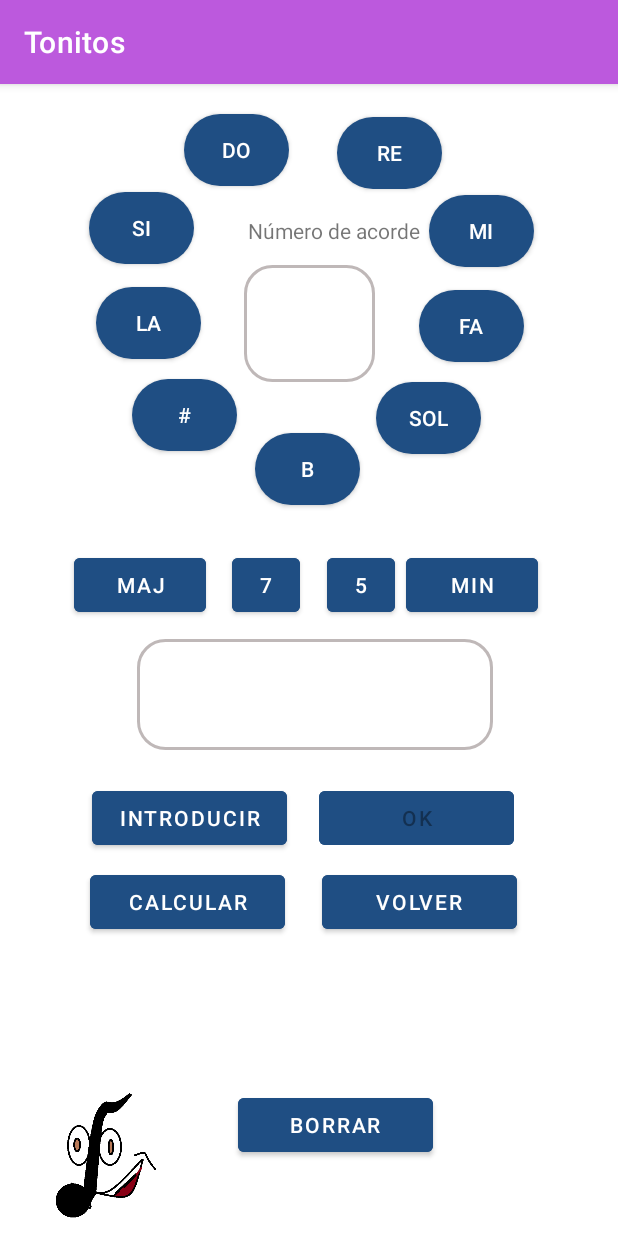
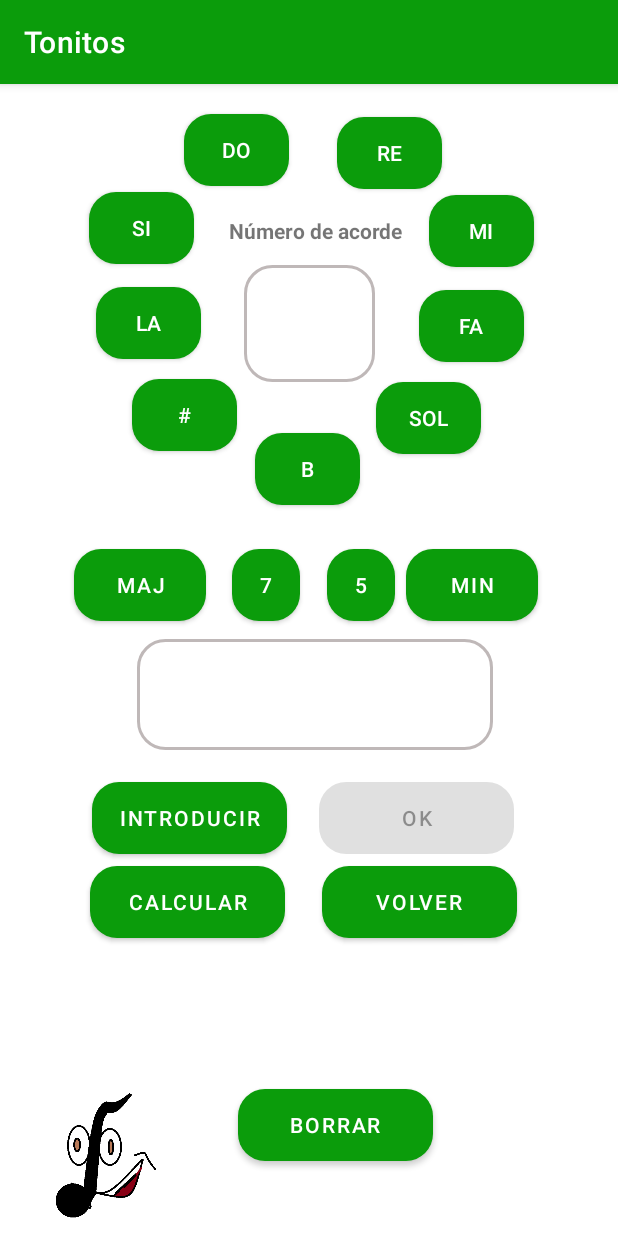
Before and after one commit to davemar41/Tonitos_proto, an Android app: the CalculoTono screen opened directly, with no data from a screen before it, on a phone screen of 412 x 824 dp. Run offline under Robolectric (Android 15) with nearby library versions, the phone set to English and light mode, and no system bars.

Commit message:
cambio de colores, arreglo botones

```diff
--- a/app/src/main/java/com/example/tonitos_proto/Calculador.kt
+++ b/app/src/main/java/com/example/tonitos_proto/Calculador.kt
@@ -38,6 +38,10 @@ class Calculador : AppCompatActivity() {
             val intent= Intent(this,CalculoTono::class.java)
             startActivity(intent)
         }
+        binding.volver.setOnClickListener {
+            val intent= Intent(this,MainActivity::class.java)
+            startActivity(intent)
+        }
 
     }
 
--- a/app/src/main/res/layout/activity_calculo_tono.xml
+++ b/app/src/main/res/layout/activity_calculo_tono.xml
@@ -18,9 +18,9 @@
         android:layout_marginTop="13dp"
         android:layout_marginEnd="91dp"
         android:layout_marginBottom="65dp"
-        android:background="@drawable/botonredondo"
+        android:background="@drawable/boton"
         android:text="@string/botonsol"
-        app:backgroundTint="#1F4E83"
+
         app:layout_constraintBottom_toTopOf="@+id/botonmenor"
         app:layout_constraintEnd_toEndOf="parent"
         app:layout_constraintTop_toBottomOf="@+id/botonfa" />
@@ -33,7 +33,7 @@
         android:layout_marginStart="149dp"
         android:layout_marginEnd="114dp"
         android:layout_marginBottom="50dp"
-        android:backgroundTint="#1F4E83"
+        android:background="@drawable/boton"
         android:text="@string/borrar"
         app:layout_constraintBottom_toBottomOf="parent"
         app:layout_constraintEnd_toEndOf="parent"
@@ -47,7 +47,7 @@
         android:layout_marginStart="6dp"
         android:layout_marginTop="29dp"
         android:layout_marginEnd="7dp"
-        android:backgroundTint="#1F4E83"
+        android:background="@drawable/boton"
         android:text="@string/boton5"
         app:layout_constraintEnd_toStartOf="@+id/botonmenor"
         app:layout_constraintStart_toEndOf="@+id/botonseptima"
@@ -61,9 +61,9 @@
         android:layout_marginStart="75dp"
         android:layout_marginTop="15dp"
         android:layout_marginEnd="40dp"
-        android:background="@drawable/botonredondo"
+        android:background="@drawable/boton"
         android:text="@string/botonla"
-        app:backgroundTint="#1F4E83"
+
         app:layout_constraintEnd_toStartOf="@+id/editnumeroacordes"
         app:layout_constraintStart_toStartOf="parent"
         app:layout_constraintTop_toBottomOf="@+id/botonsi" />
@@ -76,9 +76,9 @@
         android:layout_marginStart="59dp"
         android:layout_marginTop="4dp"
         android:layout_marginEnd="33dp"
-        android:background="@drawable/botonredondo"
+        android:background="@drawable/boton"
         android:text="@string/botonsi"
-        app:backgroundTint="#1F4E83"
+
         app:layout_constraintEnd_toStartOf="@+id/editnumeroacordes"
         app:layout_constraintHorizontal_bias="1.0"
         app:layout_constraintStart_toStartOf="parent"
@@ -92,9 +92,9 @@
         android:layout_marginStart="26dp"
         android:layout_marginTop="15dp"
         android:layout_marginEnd="59dp"
-        android:background="@drawable/botonredondo"
+        android:background="@drawable/boton"
         android:text="@string/botonfa"
-        app:backgroundTint="#1F4E83"
+
         app:layout_constraintEnd_toEndOf="parent"
         app:layout_constraintStart_toEndOf="@+id/editnumeroacordes"
         app:layout_constraintTop_toBottomOf="@+id/botonmi" />
@@ -107,9 +107,9 @@
         android:layout_marginStart="18dp"
         android:layout_marginTop="34dp"
         android:layout_marginEnd="17dp"
-        android:background="@drawable/botonredondo"
+        android:background="@drawable/boton"
         android:text="b"
-        app:backgroundTint="#1F4E83"
+
         app:layout_constraintEnd_toStartOf="@+id/botonsol"
         app:layout_constraintStart_toEndOf="@+id/sostenido"
         app:layout_constraintTop_toBottomOf="@+id/editnumeroacordes" />
@@ -121,9 +121,9 @@
         android:layout_height="wrap_content"
         android:layout_marginTop="4dp"
         android:layout_marginEnd="56dp"
-        android:background="@drawable/botonredondo"
+        android:background="@drawable/boton"
         android:text="@string/botonmi"
-        app:backgroundTint="#1F4E83"
+
         app:layout_constraintEnd_toEndOf="parent"
         app:layout_constraintTop_toBottomOf="@+id/botonre" />
 
@@ -135,9 +135,9 @@
         android:layout_marginTop="20dp"
         android:layout_marginEnd="117dp"
         android:layout_marginBottom="19dp"
-        android:background="@drawable/botonredondo"
+        android:background="@drawable/boton"
         android:text="@string/botonre"
-        app:backgroundTint="#1F4E83"
+
         app:layout_constraintBottom_toTopOf="@+id/botonmi"
         app:layout_constraintEnd_toEndOf="parent"
         app:layout_constraintTop_toTopOf="parent" />
@@ -150,9 +150,9 @@
         android:layout_marginStart="122dp"
         android:layout_marginTop="20dp"
         android:layout_marginEnd="32dp"
-        android:background="@drawable/botonredondo"
+        android:background="@drawable/boton"
         android:text="@string/botondo"
-        app:backgroundTint="#1F4E83"
+
         app:layout_constraintEnd_toStartOf="@+id/botonre"
         app:layout_constraintStart_toStartOf="parent"
         app:layout_constraintTop_toTopOf="parent" />
@@ -187,9 +187,9 @@
         android:layout_marginTop="13dp"
         android:layout_marginEnd="8dp"
         android:layout_marginBottom="65dp"
-        android:background="@drawable/botonredondo"
+        android:background="@drawable/boton"
         android:text="#"
-        app:backgroundTint="#1F4E83"
+
         app:layout_constraintBottom_toTopOf="@+id/botonmayor"
         app:layout_constraintEnd_toStartOf="@+id/editnumeroacordes"
         app:layout_constraintStart_toStartOf="parent"
@@ -214,7 +214,7 @@
         android:layout_marginStart="55dp"
         android:layout_marginEnd="6dp"
         android:layout_marginBottom="12dp"
-        android:backgroundTint="#1F4E83"
+        android:background="@drawable/boton"
         android:text="@string/mayor"
         app:layout_constraintBottom_toTopOf="@+id/visor"
         app:layout_constraintEnd_toStartOf="@+id/botonseptima"
@@ -227,7 +227,7 @@
 
         android:layout_marginTop="63dp"
         android:layout_marginEnd="59dp"
-        android:backgroundTint="#1F4E83"
+        android:background="@drawable/boton"
         android:text="@string/menor"
         app:layout_constraintEnd_toEndOf="parent"
         app:layout_constraintStart_toEndOf="@+id/botonquinta"
@@ -241,7 +241,7 @@
         android:layout_marginStart="11dp"
         android:layout_marginTop="29dp"
         android:layout_marginEnd="12dp"
-        android:backgroundTint="#1F4E83"
+        android:background="@drawable/boton"
         android:text="@string/siete"
         app:layout_constraintEnd_toStartOf="@+id/botonquinta"
         app:layout_constraintStart_toEndOf="@+id/botonmayor"
@@ -268,7 +268,7 @@
         android:layout_marginStart="51dp"
         android:layout_marginTop="21dp"
         android:layout_marginEnd="7dp"
-        android:backgroundTint="#1F4E83"
+        android:background="@drawable/boton"
         android:text="@string/introducir"
         app:layout_constraintEnd_toStartOf="@+id/botonOk"
         app:layout_constraintStart_toStartOf="parent"
@@ -282,7 +282,7 @@
         android:layout_marginStart="4dp"
         android:layout_marginTop="21dp"
         android:layout_marginEnd="59dp"
-        android:backgroundTint="#1F4E83"
+        android:background="@drawable/boton"
         android:text="@string/OK"
         app:layout_constraintEnd_toEndOf="parent"
         app:layout_constraintStart_toEndOf="@+id/botonintroducir"
@@ -295,7 +295,7 @@
 
         android:layout_marginStart="60dp"
         android:layout_marginTop="8dp"
-        android:backgroundTint="#1F4E83"
+        android:background="@drawable/boton"
         android:text="@string/calcular"
         app:layout_constraintStart_toStartOf="parent"
         app:layout_constraintTop_toBottomOf="@+id/botonintroducir" />
@@ -307,7 +307,7 @@
         android:layout_marginStart="7dp"
         android:layout_marginTop="8dp"
         android:layout_marginEnd="50dp"
-        android:backgroundTint="#1F4E83"
+        android:background="@drawable/boton"
         android:text="@string/volver"
         app:layout_constraintEnd_toEndOf="parent"
         app:layout_constraintStart_toEndOf="@+id/botonCalcular"
@@ -329,11 +329,12 @@
         android:id="@+id/textView2"
         android:layout_width="wrap_content"
         android:layout_height="wrap_content"
-        android:layout_marginStart="32dp"
+        android:layout_marginStart="8dp"
         android:layout_marginTop="17dp"
         android:layout_marginEnd="2dp"
         android:layout_marginBottom="13dp"
         android:text="Número de acorde"
+        android:textStyle="bold"
         app:layout_constraintBottom_toTopOf="@+id/editnumeroacordes"
         app:layout_constraintEnd_toStartOf="@+id/botonmi"
         app:layout_constraintStart_toEndOf="@+id/botonsi"
--- a/app/src/main/res/values/colors.xml
+++ b/app/src/main/res/values/colors.xml
@@ -8,4 +8,5 @@
     <color name="black">#FF000000</color>
     <color name="white">#FFFFFFFF</color>
     <color name="textos">#393F3F</color>
+    <color name="verde">#0B9C0B</color>
 </resources>
--- a/app/src/main/res/values/themes.xml
+++ b/app/src/main/res/values/themes.xml
@@ -2,7 +2,7 @@
     <!-- Base application theme. -->
     <style name="Theme.Tonitos_proto" parent="Theme.MaterialComponents.DayNight.DarkActionBar">
         <!-- Primary brand color. -->
-        <item name="colorPrimary">@color/purple_500</item>
+        <item name="colorPrimary">@color/verde</item>
         <item name="colorPrimaryVariant">@color/purple_700</item>
         <item name="colorOnPrimary">@color/white</item>
         <!-- Secondary brand color. -->
--- a/build.gradle
+++ b/build.gradle
@@ -1,4 +1,4 @@
-// Top-level build file where you can add configuration options common to all sub-projects/modules.
+    // Top-level build file where you can add configuration options common to all sub-projects/modules.
 buildscript {
     repositories {
         google()
```
Also changed, not shown: app/src/main/res/layout/activity_calculador.xml (+9 -7 lines), app/src/main/res/layout/activity_main.xml (+7 -3 lines).
